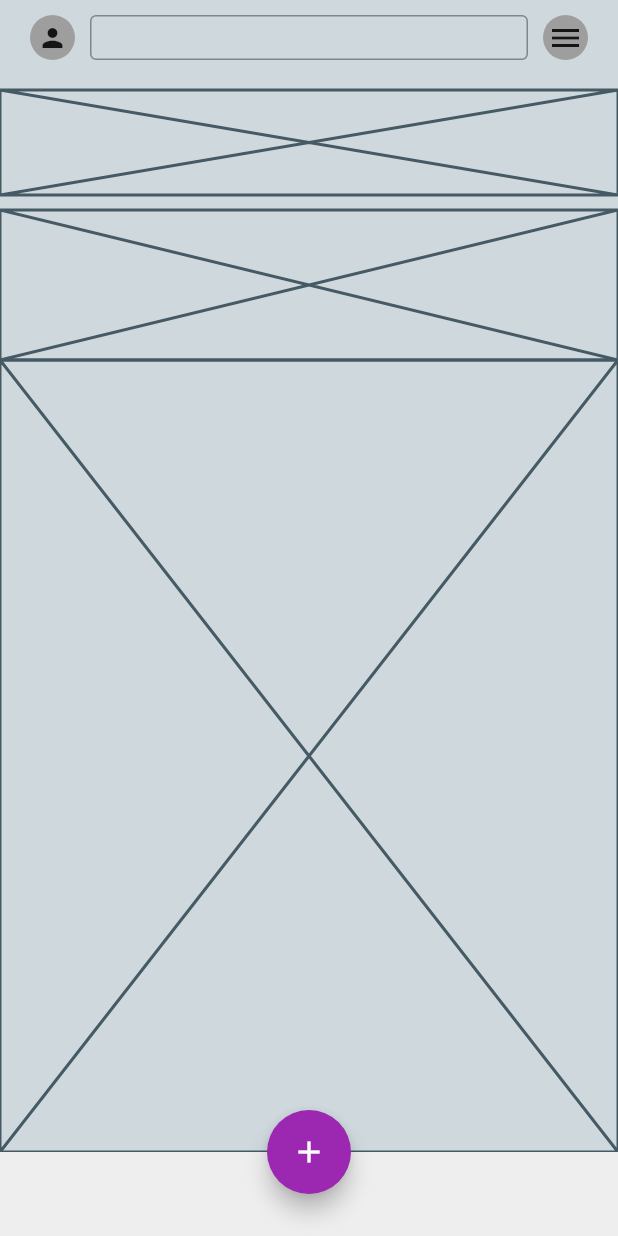
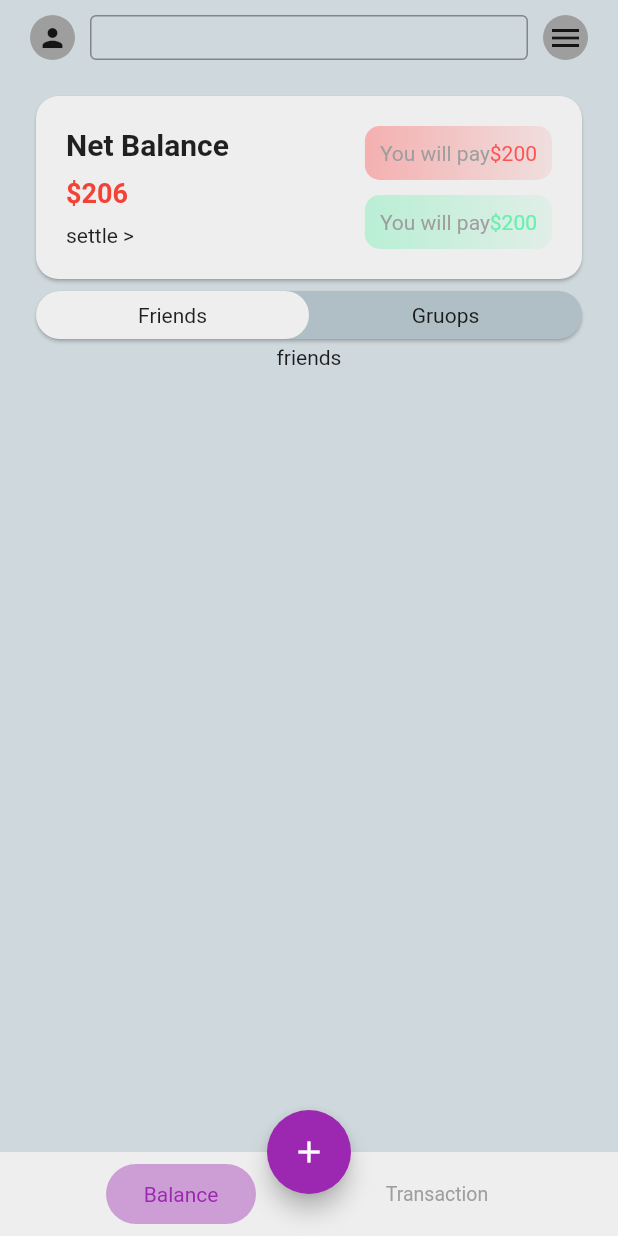
Before and after one commit to iamudesharma/go-dutch-clone, a Flutter app: the screen it shows after launch, on a phone screen of 412 x 824 dp. Run offline on Flutter 3.47's test engine with Material 2 defaults, Android fonts, the phone set to English and light mode, and no system bars; our stand-ins replace get.

Commit message:
add some files

```diff
--- /dev/null
+++ b/lib/controller.dart
@@ -0,0 +1,249 @@
+import 'package:flutter/cupertino.dart';
+import 'package:flutter/material.dart';
+import 'package:get/get.dart';
+
+class MainPageController extends GetxController {
+  GlobalKey<ScaffoldState> scaffoldKey = GlobalKey();
+
+  var page = 0.obs;
+
+  var friendandgrouppage = 0.obs;
+}
+
+List<Widget> friendandgruops = [
+  const FirendPage(),
+  const GruopPage(),
+];
+
+class GruopPage extends StatelessWidget {
+  const GruopPage({Key? key}) : super(key: key);
+
+  @override
+  Widget build(BuildContext context) {
+    return Container(
+      child: Center(
+        child: Text('gruopPage'),
+      ),
+    );
+  }
+}
+
+List<Widget> mainPageList = [
+  const BalancePage(),
+  const TransactionsPage(),
+];
+
+class BalancePage extends GetView<MainPageController> {
+  const BalancePage({Key? key}) : super(key: key);
+
+  @override
+  Widget build(BuildContext context) {
+    return Column(
+      children: [
+        const BalanceCardWidget(),
+        Padding(
+          padding: const EdgeInsets.symmetric(horizontal: 20.0),
+          child: Card(
+            shape: RoundedRectangleBorder(
+              borderRadius: BorderRadius.circular(20.0),
+            ),
+            color: Colors.blueGrey.shade200,
+            child: Row(
+              mainAxisAlignment: MainAxisAlignment.start,
+              children: [
+                Obx(
+                  () => Flexible(
+                    fit: FlexFit.tight,
+                    child: GestureDetector(
+                      onTap: () {
+                        controller.friendandgrouppage.value = 0;
+                      },
+                      child: Container(
+                          width: context.width * 0.44,
+                          decoration: BoxDecoration(
+                              borderRadius: BorderRadius.circular(20.0),
+                              color: controller.friendandgrouppage.value == 0
+                                  ? Colors.grey[200]
+                                  : Colors.transparent),
+                          child: const Padding(
+                            padding: EdgeInsets.all(8.0),
+                            child: Center(child: Text('Friends')),
+                          )),
+                    ),
+                  ),
+                ),
+                Obx(
+                  () => Flexible(
+                    fit: FlexFit.tight,
+                    child: GestureDetector(
+                      onTap: () {
+                        controller.friendandgrouppage.value = 1;
+                      },
+                      child: Container(
+                        // width: context.width * 0.435,
+                        decoration: BoxDecoration(
+                            borderRadius: BorderRadius.circular(20.0),
+                            color: controller.friendandgrouppage.value == 1
+                                ? Colors.grey[200]
+                                : Colors.transparent),
+                        child: const Padding(
+                          padding: EdgeInsets.all(8.0),
+                          child: Center(
+                            child: Text('Gruops'),
+                          ),
+                        ),
+                      ),
+                    ),
+                  ),
+                ),
+              ],
+            ),
+          ),
+        ),
+        Obx(
+          () => SingleChildScrollView(
+            child: Container(
+              height: context.height / 2,
+              child: friendandgruops
+                  .elementAt(controller.friendandgrouppage.value),
+            ),
+          ),
+        ),
+      ],
+    );
+  }
+}
+
+class BalanceCardWidget extends StatelessWidget {
+  const BalanceCardWidget({
+    Key? key,
+  }) : super(key: key);
+
+  @override
+  Widget build(BuildContext context) {
+    return Padding(
+      padding: const EdgeInsets.symmetric(horizontal: 20.0),
+      child: Card(
+        color: Colors.grey.shade200,
+        shape:
+            RoundedRectangleBorder(borderRadius: BorderRadius.circular(15.0)),
+        child: Padding(
+          padding: const EdgeInsets.all(20.0),
+          child: Row(
+            mainAxisAlignment: MainAxisAlignment.spaceBetween,
+            children: [
+              Column(
+                crossAxisAlignment: CrossAxisAlignment.start,
+                children: const [
+                  Text(
+                    'Net Balance',
+                    style: TextStyle(
+                      fontSize: 20,
+                      fontWeight: FontWeight.w700,
+                    ),
+                  ),
+                  SizedBox(
+                    height: 10,
+                  ),
+                  Text(
+                    '\$206',
+                    style: TextStyle(
+                      fontSize: 18,
+                      fontWeight: FontWeight.w700,
+                      color: Colors.red,
+                    ),
+                  ),
+                  SizedBox(
+                    height: 10,
+                  ),
+                  Text('settle >')
+                ],
+              ),
+              Column(
+                children: [
+                  Container(
+                    padding: EdgeInsets.all(10.0),
+                    decoration: BoxDecoration(
+                        gradient: LinearGradient(
+                          colors: [
+                            Colors.redAccent.shade200.withOpacity(0.4),
+                            Colors.redAccent.shade200.withOpacity(0.1)
+                          ],
+                        ),
+                        borderRadius: BorderRadius.circular(10.0)),
+                    // width: 100,
+                    child: RichText(
+                      text: const TextSpan(
+                          text: 'You will pay',
+                          style: TextStyle(
+                            color: Colors.grey,
+                          ),
+                          children: [
+                            TextSpan(
+                                text: '\$200',
+                                style: TextStyle(
+                                  color: Colors.redAccent,
+                                ))
+                          ]),
+                    ),
+                  ),
+                  SizedBox(
+                    height: 10,
+                  ),
+                  Container(
+                    padding: EdgeInsets.all(10.0),
+                    decoration: BoxDecoration(
+                        gradient: LinearGradient(
+                          colors: [
+                            Colors.greenAccent.shade200.withOpacity(0.4),
+                            Colors.greenAccent.shade200.withOpacity(0.1)
+                          ],
+                        ),
+                        borderRadius: BorderRadius.circular(10.0)),
+                    // width: 100,
+                    child: RichText(
+                      text: const TextSpan(
+                          text: 'You will pay',
+                          style: TextStyle(
+                            color: Colors.grey,
+                          ),
+                          children: [
+                            TextSpan(
+                                text: '\$200',
+                                style: TextStyle(
+                                  color: Colors.greenAccent,
+                                ))
+                          ]),
+                    ),
+                  )
+                ],
+              ),
+            ],
+          ),
+        ),
+      ),
+    );
+  }
+}
+
+class TransactionsPage extends StatelessWidget {
+  const TransactionsPage({Key? key}) : super(key: key);
+
+  @override
+  Widget build(BuildContext context) {
+    return const Center(
+      child: Text('Transactions'),
+    );
+  }
+}
+
+class FirendPage extends StatelessWidget {
+  const FirendPage({Key? key}) : super(key: key);
+
+  @override
+  Widget build(BuildContext context) {
+    return Container(
+      child: Text('friends'),
+    );
+  }
+}
--- a/lib/main.dart
+++ b/lib/main.dart
@@ -1,9 +1,11 @@
-// import 'dart:ffi';
-
 import 'package:flutter/material.dart';
 import 'package:flutter/services.dart';
+import 'package:get/get.dart';
+import 'package:go_dutch_clone/controller.dart';
 
 void main() {
+  WidgetsFlutterBinding.ensureInitialized();
+  Get.put(MainPageController());
   runApp(const MyApp());
 }
 
@@ -13,7 +15,7 @@ class MyApp extends StatelessWidget {
   // This widget is the root of your application.
   @override
   Widget build(BuildContext context) {
-    return MaterialApp(
+    return GetMaterialApp(
       title: 'Flutter Demo',
       theme: ThemeData(
         primarySwatch: Colors.purple,
@@ -33,18 +35,7 @@ class MyHomePage extends StatefulWidget {
 }
 
 class _MyHomePageState extends State<MyHomePage> {
-  int _counter = 0;
-
-  void _incrementCounter() {
-    setState(() {
-      // This call to setState tells the Flutter framework that something has
-      // changed in this State, which causes it to rerun the build method below
-      // so that the display can reflect the updated values. If we changed
-      // _counter without calling setState(), then the build method would not be
-      // called again, and so nothing would appear to happen.
-      _counter++;
-    });
-  }
+  final controller = Get.find<MainPageController>();
 
   @override
   void initState() {
@@ -60,21 +51,75 @@ class _MyHomePageState extends State<MyHomePage> {
 
   @override
   Widget build(BuildContext context) {
-    // This method is rerun every time setState is called, for instance as done
-    // by the _incrementCounter method above.
-    //
-    // The Flutter framework has been optimized to make rerunning build methods
-    // fast, so that you can just rebuild anything that needs updating rather
-    // than having to individually change instances of widgets.
     return SafeArea(
       child: Scaffold(
+        // drawer: const Drawer(),
+        endDrawer: const Drawer(),
+        key: controller.scaffoldKey,
         backgroundColor: Colors.blueGrey[100],
         floatingActionButtonLocation: FloatingActionButtonLocation.centerDocked,
         bottomNavigationBar: Container(
-          height: kToolbarHeight,
-          width: MediaQuery.of(context).size.width,
-          color: Colors.grey[200],
-        ),
+            height: kToolbarHeight,
+            width: MediaQuery.of(context).size.width,
+            color: Colors.grey[200],
+            child: Row(
+              mainAxisAlignment: MainAxisAlignment.spaceEvenly,
+              children: [
+                GestureDetector(
+                    onTap: () {
+                      controller.page.value = 0;
+                    },
+                    child: Obx(
+                      () => Container(
+                        alignment: Alignment.center,
+                        height: 40,
+                        width: 100,
+                        decoration: BoxDecoration(
+                          borderRadius: BorderRadius.circular(20),
+                          color: controller.page.value == 0
+                              ? Colors.purple.withOpacity(0.4)
+                              : Colors.transparent,
+                        ),
+                        child: Text(
+                          'Balance',
+                          style: TextStyle(
+                            color: controller.page.value == 0
+                                ? Colors.purple
+                                : Colors.grey,
+                            fontSize: controller.page.value == 0 ? 14 : 13,
+                          ),
+                        ),
+                      ),
+                    )),
+                GestureDetector(
+                  onTap: () {
+                    controller.page.value = 1;
+                  },
+                  child: Obx(
+                    () => Container(
+                      alignment: Alignment.center,
+                      height: 40,
+                      width: 100,
+                      decoration: BoxDecoration(
+                        borderRadius: BorderRadius.circular(20),
+                        color: controller.page.value == 1
+                            ? Colors.purple.withOpacity(0.4)
+                            : Colors.transparent,
+                      ),
+                      child: Text(
+                        'Transaction',
+                        style: TextStyle(
+                          color: controller.page.value == 1
+                              ? Colors.purple
+                              : Colors.grey,
+                          fontSize: controller.page.value == 1 ? 14 : 13,
+                        ),
+                      ),
+                    ),
+                  ),
+                )
+              ],
+            )),
 
         body: Center(
           child: Column(
@@ -84,28 +129,15 @@ class _MyHomePageState extends State<MyHomePage> {
               const SizedBox(
                 height: 10,
               ),
-              Container(
-                height: 70,
-                child: Placeholder(),
+              Obx(
+                () => mainPageList[controller.page.value],
               ),
-              const SizedBox(
-                height: 10,
-              ),
-              Container(
-                child: Placeholder(),
-                height: 100,
-              ),
-              const SizedBox(
-                width: 10,
-              ),
-              Expanded(
-                child: Placeholder(),
-              )
             ],
           ),
         ),
         floatingActionButton: FloatingActionButton(
-          onPressed: _incrementCounter,
+          onPressed: () {},
+          // onPressed: _incrementCounter,
           tooltip: 'Increment',
           child: const Icon(Icons.add),
         ), // This trailing comma makes auto-formatting nicer for build methods.
@@ -114,7 +146,7 @@ class _MyHomePageState extends State<MyHomePage> {
   }
 }
 
-class AppBarWidget extends StatelessWidget {
+class AppBarWidget extends GetView<MainPageController> {
   const AppBarWidget({
     Key? key,
   }) : super(key: key);
@@ -145,7 +177,8 @@ class AppBarWidget extends StatelessWidget {
             AppBarIconWidget(
               icon: const Icon(Icons.menu),
               onTap: () {
-
+                // ScaffoldMessenger.of(context).mounted
+                controller.scaffoldKey.currentState?.openEndDrawer();
               },
             )
           ],
--- /dev/null
+++ b/lib/model.dart/person_model.dart
@@ -0,0 +1,3 @@
+class Person{
+
+}
```
